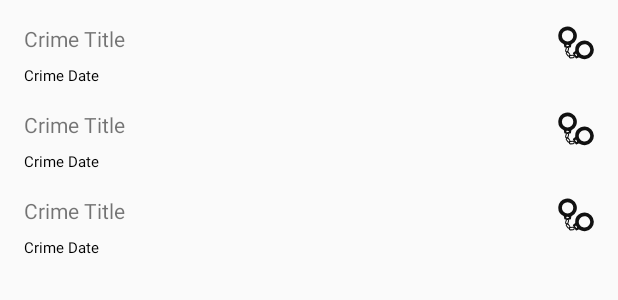
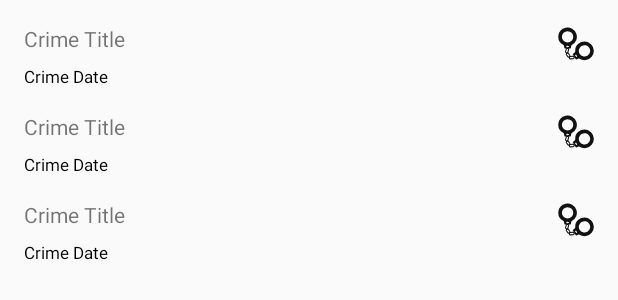
Before and after one commit to 1hella/Android-Kotlin-CriminalIntent, an Android app: the layout fragment_crime_list.xml on its own in the app's theme, with its tools: preview values and no code run, on a phone screen of 412 x 824 dp. Shown: the top 300 px of the screen. Run offline under Robolectric (Android 15) with nearby library versions, the phone set to English and light mode, and no system bars.

Commit message:
update crime date font size

```diff
--- a/app/src/main/res/layout/list_item_crime.xml
+++ b/app/src/main/res/layout/list_item_crime.xml
@@ -25,11 +25,12 @@
         android:layout_marginStart="16dp"
         android:layout_marginTop="8dp"
         android:layout_marginEnd="8dp"
-        tools:text="Crime Date"
         android:textAppearance="?attr/textAppearanceHeadline6"
+        android:textSize="11sp"
         app:layout_constraintEnd_toStartOf="@+id/crime_solved"
         app:layout_constraintStart_toStartOf="parent"
-        app:layout_constraintTop_toBottomOf="@+id/crime_title" />
+        app:layout_constraintTop_toBottomOf="@+id/crime_title"
+        tools:text="Crime Date" />
 
     <ImageView
         android:id="@+id/crime_solved"
```
